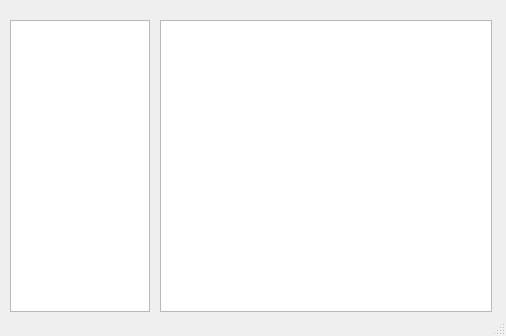
First picture: the form in GUI/archivewindow.ui, repository tjel/infpro-6, before the edit.
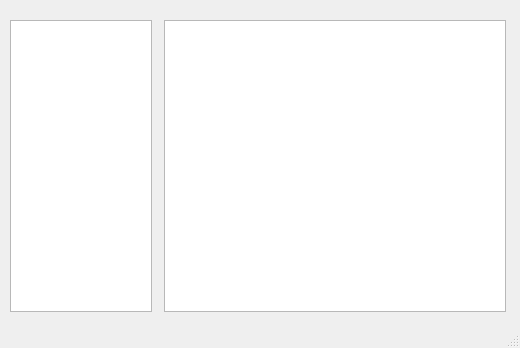
Second picture: the form after the edit.

```diff
--- a/GUI/archivewindow.ui
+++ b/GUI/archivewindow.ui
@@ -6,30 +6,23 @@
    <rect>
     <x>0</x>
     <y>0</y>
-    <width>506</width>
-    <height>336</height>
+    <width>520</width>
+    <height>348</height>
    </rect>
   </property>
   <property name="windowTitle">
    <string>Chat history</string>
   </property>
+  <property name="styleSheet">
+   <string notr="true"/>
+  </property>
   <widget class="QWidget" name="centralwidget">
-   <widget class="QListView" name="list">
-    <property name="geometry">
-     <rect>
-      <x>10</x>
-      <y>20</y>
-      <width>140</width>
-      <height>292</height>
-     </rect>
-    </property>
-   </widget>
    <widget class="QTextBrowser" name="browser">
     <property name="geometry">
      <rect>
-      <x>160</x>
+      <x>164</x>
       <y>20</y>
-      <width>332</width>
+      <width>342</width>
       <height>292</height>
      </rect>
     </property>
@@ -41,6 +34,16 @@
 &lt;p style=&quot;-qt-paragraph-type:empty; margin-top:0px; margin-bottom:0px; margin-left:0px; margin-right:0px; -qt-block-indent:0; text-indent:0px;&quot;&gt;&lt;br /&gt;&lt;/p&gt;&lt;/body&gt;&lt;/html&gt;</string>
     </property>
    </widget>
+   <widget class="QListWidget" name="list">
+    <property name="geometry">
+     <rect>
+      <x>10</x>
+      <y>20</y>
+      <width>142</width>
+      <height>292</height>
+     </rect>
+    </property>
+   </widget>
   </widget>
   <widget class="QStatusBar" name="statusbar"/>
  </widget>
```
